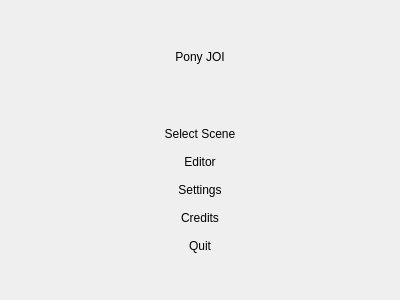
Old version of the form src/MainScreen.ui in the repository RemotelyChaotic/JOIPEngine.
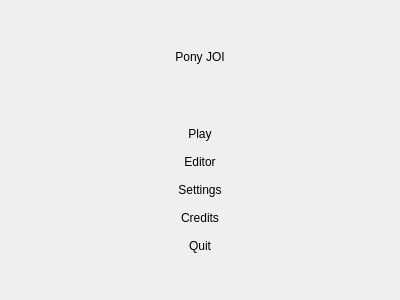
New version of the form. Custom widgets are drawn as their Qt base class.

The edit to the form file:
```diff
--- a/src/MainScreen.ui
+++ b/src/MainScreen.ui
@@ -90,7 +90,7 @@
       <item>
        <widget class="CMenuButton" name="pSceneSelectButton">
         <property name="text">
-         <string>Select Scene</string>
+         <string>Play</string>
         </property>
         <property name="flat">
          <bool>true</bool>
```
